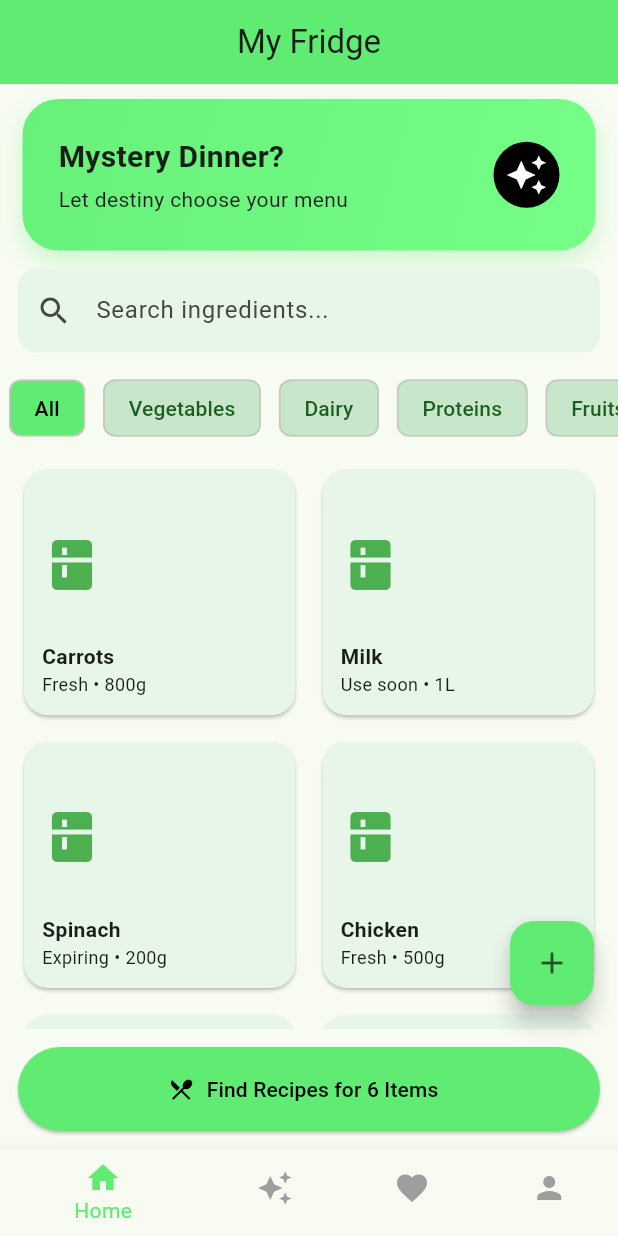
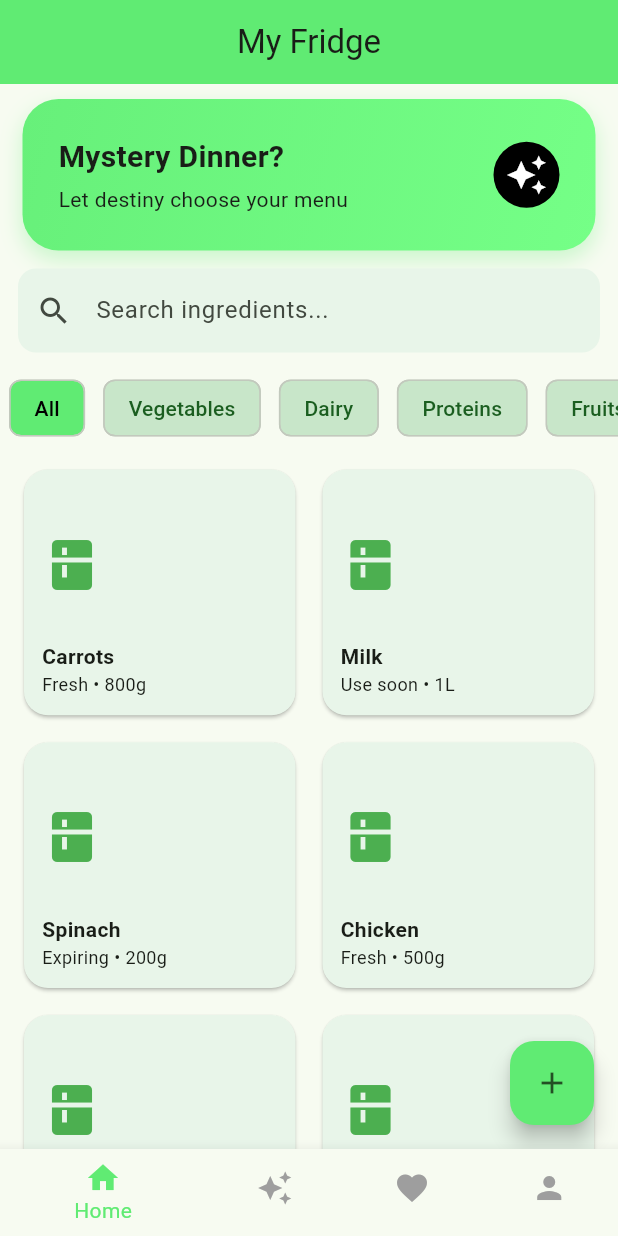
Before and after one commit to aommoa-76/food-fridge-app, a Flutter app: the screen it shows after launch, on a phone screen of 412 x 824 dp. Run offline on Flutter 3.47's test engine with Material 3 defaults, Android fonts, the phone set to English and light mode, and no system bars; our stand-ins replace image_picker.

Commit message:
delete Find Recipes button in home page

```diff
--- a/lib/features/home/home_page.dart
+++ b/lib/features/home/home_page.dart
@@ -52,20 +52,7 @@ class HomePage extends StatelessWidget {
         child: const Icon(Icons.add),
       ),
 
-      // 🍳 Bottom Button
-      bottomNavigationBar: Padding(
-        padding: const EdgeInsets.all(12),
-        child: ElevatedButton.icon(
-          onPressed: () {},
-          icon: const Icon(Icons.restaurant_menu),
-          label: const Text("Find Recipes for 6 Items"),
-          style: ElevatedButton.styleFrom(
-            backgroundColor: primaryGreen,
-            foregroundColor: Colors.black,
-            minimumSize: const Size(double.infinity, 56),
-          ),
-        ),
-      ),
+
     );
   }
 
```
